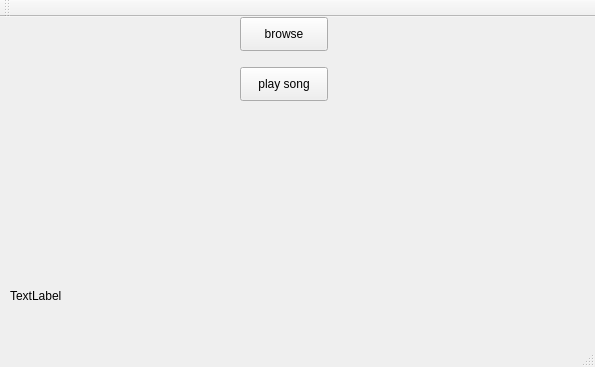
The window that visualizer/mainwindow.ui (boufe16/mp3-visualizer) describes before a commit, drawn with Qt 5.
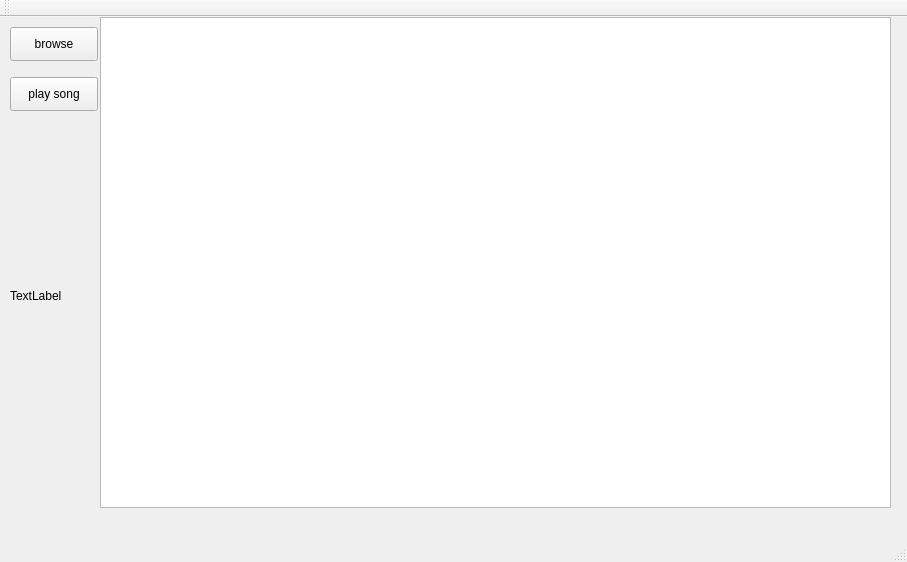
The same window after the commit.

```diff
--- a/visualizer/mainwindow.ui
+++ b/visualizer/mainwindow.ui
@@ -6,8 +6,8 @@
    <rect>
     <x>0</x>
     <y>0</y>
-    <width>595</width>
-    <height>367</height>
+    <width>907</width>
+    <height>562</height>
    </rect>
   </property>
   <property name="windowTitle">
@@ -17,8 +17,8 @@
    <widget class="QPushButton" name="openFS">
     <property name="geometry">
      <rect>
-      <x>240</x>
-      <y>0</y>
+      <x>10</x>
+      <y>10</y>
       <width>88</width>
       <height>34</height>
      </rect>
@@ -30,8 +30,8 @@
    <widget class="QPushButton" name="playButton">
     <property name="geometry">
      <rect>
-      <x>240</x>
-      <y>50</y>
+      <x>10</x>
+      <y>60</y>
       <width>88</width>
       <height>34</height>
      </rect>
@@ -53,6 +53,34 @@
      <string>TextLabel</string>
     </property>
    </widget>
+   <widget class="QGraphicsView" name="vision">
+    <property name="enabled">
+     <bool>true</bool>
+    </property>
+    <property name="geometry">
+     <rect>
+      <x>100</x>
+      <y>0</y>
+      <width>791</width>
+      <height>491</height>
+     </rect>
+    </property>
+    <property name="acceptDrops">
+     <bool>false</bool>
+    </property>
+    <property name="backgroundBrush">
+     <brush brushstyle="NoBrush">
+      <color alpha="255">
+       <red>255</red>
+       <green>255</green>
+       <blue>255</blue>
+      </color>
+     </brush>
+    </property>
+    <property name="interactive">
+     <bool>false</bool>
+    </property>
+   </widget>
   </widget>
   <widget class="QMenuBar" name="menuBar">
    <property name="geometry">
```
Left out of the diff: 2 changed lines with no effect on the pictures.
